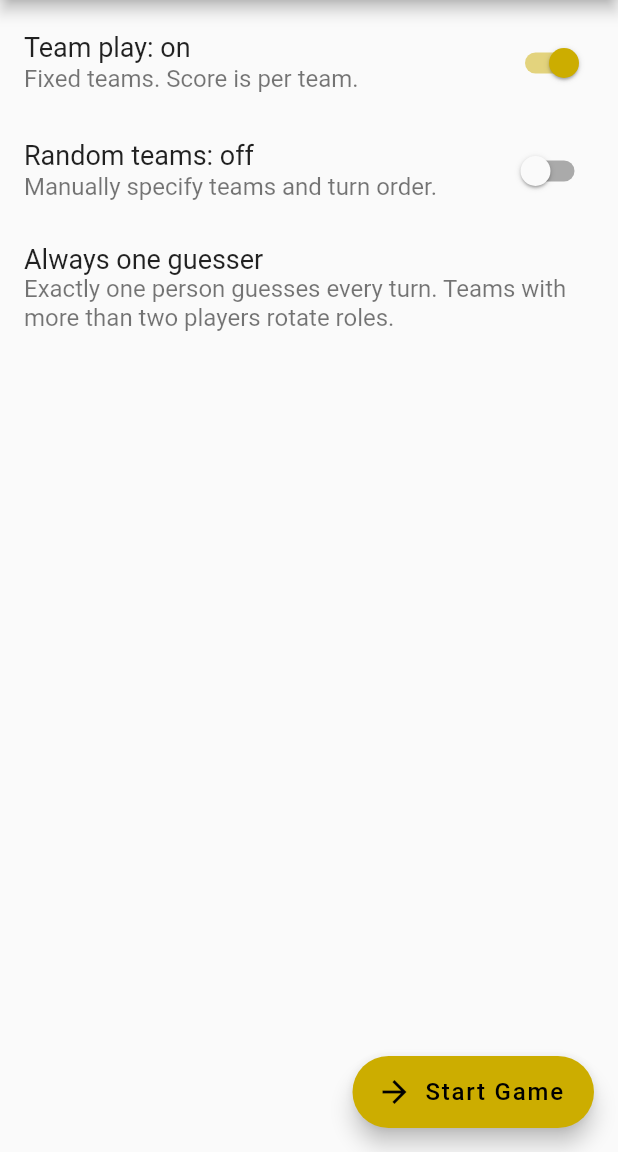
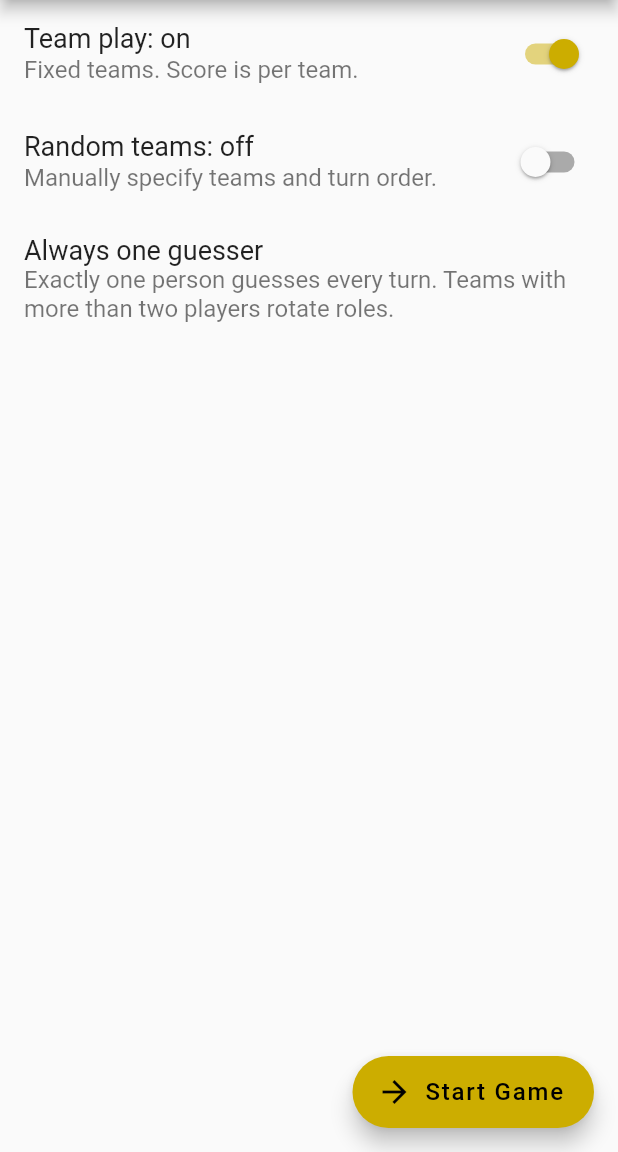
Before and after one commit to amatveiakin/hat-game, a Flutter app: the GameConfigView screen opened directly, on a phone screen of 412 x 824 dp, the part 84-1236 px from its top. Run offline on Flutter 3.47's test engine with Material 2 defaults, Android fonts, the phone set to English and light mode, and no system bars; our stand-ins replace outline_material_icons; missing offline and left inert: russian_words.

Commit message:
Small style tweak.

```diff
--- a/lib/game_config_view.dart
+++ b/lib/game_config_view.dart
@@ -160,7 +160,9 @@ class _PlayersViewState extends State<PlayersView> {
 
   @override
   Widget build(BuildContext context) {
-    return ReorderableListView(
+    return Padding(
+      padding: EdgeInsets.only(top: 6),
+      child: ReorderableListView(
         onReorder: (int oldIndex, int newIndex) {
           setState(() {
             // TODO: Swap teams instead (?)
@@ -175,6 +177,7 @@ class _PlayersViewState extends State<PlayersView> {
         },
         scrollDirection: Axis.vertical,
         children: _items,
+      ),
     );
   }
 }
@@ -185,6 +188,9 @@ class GameConfigView extends StatefulWidget {
 }
 
 class _GameConfigViewState extends State<GameConfigView> {
+  // TODO: Change tab order: Options, Teaming, Players (?)
+  // TODO: Consider: make FAB advance to the next screen unless on the
+  // last screen alreay. (Are there best practices?)
   final tabs = <Tab>[
     Tab(
       text: 'Teaming',
@@ -244,15 +250,12 @@ class _GameConfigViewState extends State<GameConfigView> {
             ),
           ),
         ),
-        body: Padding(
-          padding: EdgeInsets.only(top: 6),
-          child: TabBarView(
+        body: TabBarView(
           children: [
             TeamingConfigView(),
             _playersView,
             Center(child: Text('settings')),
           ],
-          ),
         ),
         floatingActionButton: FloatingActionButton.extended(
           onPressed: _startGame,
--- a/lib/teaming_config_view.dart
+++ b/lib/teaming_config_view.dart
@@ -118,7 +118,7 @@ class TeamSizeSelectorState
 // =============================================================================
 // ExcessivePlayers
 
-getAllExcessivePlayerss() {
+getAllExcessivePlayerActions() {
   return [
     OptionDescription(
       value: ExcessivePlayers.expandTeams,
@@ -143,7 +143,7 @@ class ExcessivePlayersSelector extends EnumOptionSelector<ExcessivePlayers> {
       ExcessivePlayers initialValue, Function changeCallback)
       : super(
           windowTitle: 'Unequal teams',
-          allValues: getAllExcessivePlayerss(),
+          allValues: getAllExcessivePlayerActions(),
           initialValue: initialValue,
           changeCallback: changeCallback,
         );
```
Lines whose indentation alone changed are shown as unchanged.
